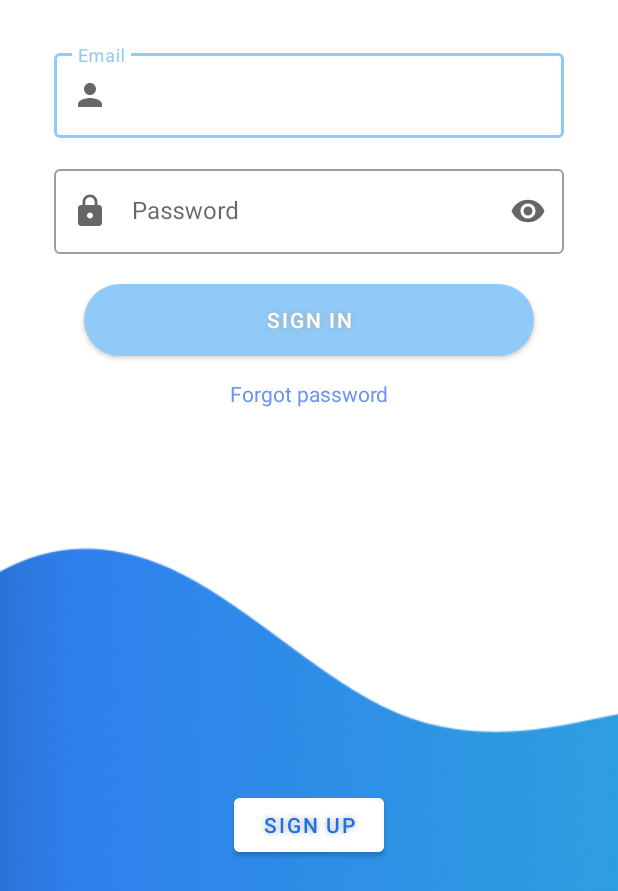
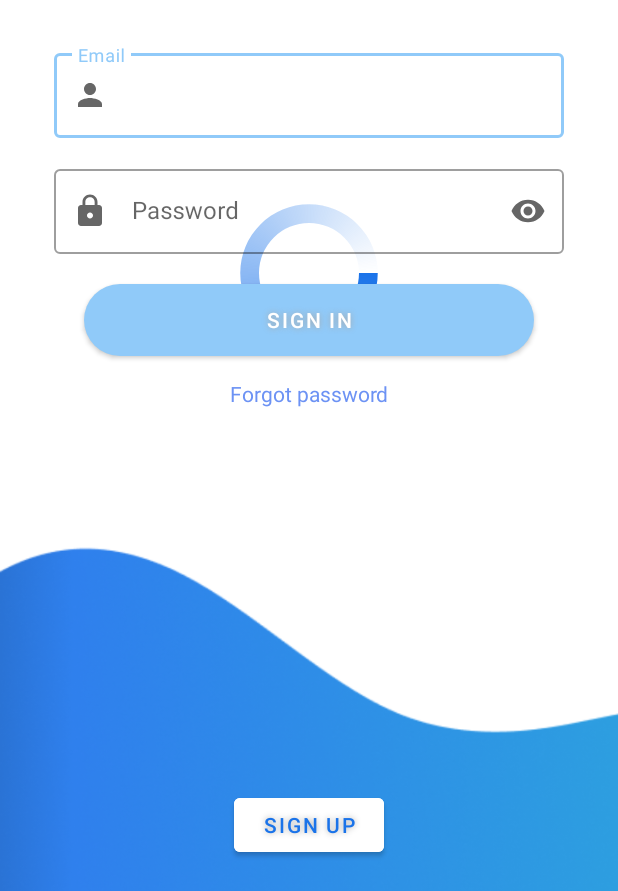
Before and after one commit to kazface/easyHire, an Android app: the layout activity_sign_in.xml on its own in the app's theme, with its tools: preview values and no code run, on a phone screen of 412 x 824 dp, the part 345-1236 px from its top. Run offline under Robolectric (Android 15) with nearby library versions, the phone set to English and light mode, and no system bars.

Commit message:
sign in & sign up

```diff
--- a/app/src/main/AndroidManifest.xml
+++ b/app/src/main/AndroidManifest.xml
@@ -15,7 +15,7 @@
             android:windowSoftInputMode="adjustResize"
             />
         <activity
-            android:name=".MainActivity"
+            android:name=".SignInActivity"
             android:exported="true">
             <intent-filter>
                 <action android:name="android.intent.action.MAIN" />
--- a/app/src/main/java/com/example/fasthire/MainActivity.kt
+++ /dev/null
@@ -1,28 +0,0 @@
-package com.example.fasthire
-
-import android.content.Intent
-import androidx.appcompat.app.AppCompatActivity
-import android.os.Bundle
-import android.widget.Button
-import com.example.fasthire.databinding.ActivityMainBinding
-
-
-class MainActivity : AppCompatActivity() {
-
-
-    override fun onCreate(savedInstanceState: Bundle?) {
-        super.onCreate(savedInstanceState)
-        setContentView(R.layout.activity_main)
-
-        var signUpButton = findViewById<Button>(R.id.signUpButton)
-
-        signUpButton.setOnClickListener {
-            startActivity( Intent(this, SignUpActivity::class.java))
-            finish()
-        }
-
-    }
-
-
-
-}
--- /dev/null
+++ b/app/src/main/res/drawable/progress_bar.xml
@@ -0,0 +1,32 @@
+<?xml version="1.0" encoding="utf-8"?>
+<rotate
+    xmlns:android="http://schemas.android.com/apk/res/android"
+    android:fromDegrees="0"
+    android:pivotX="50%"
+    android:pivotY="50%"
+    android:toDegrees="360">
+
+    <!--shape tag is used to
+        build a shape in XML-->
+    <shape
+        android:innerRadiusRatio="3"
+        android:shape="ring"
+        android:thicknessRatio="8"
+        android:useLevel="false">
+
+        <!--set the size of the shape-->
+        <size
+            android:width="76dip"
+            android:height="76dip" />
+
+        <!--set the color gradients
+            of the shape-->
+        <gradient
+            android:angle="0"
+            android:endColor="#00ffffff"
+            android:startColor="#1A73E9"
+            android:type="sweep"
+            android:useLevel="false" />
+    </shape>
+
+</rotate>
--- a/app/src/main/res/layout/activity_main.xml
+++ b/app/src/main/res/layout/activity_sign_in.xml
@@ -5,8 +5,17 @@
     android:layout_width="match_parent"
     android:layout_height="match_parent"
     android:background="@drawable/background"
-    tools:context=".MainActivity"
+    tools:context=".SignInActivity"
     >
+    <ProgressBar
+        android:id="@+id/progressBar"
+        android:layout_width="100dp"
+        android:layout_height="100dp"
+        android:layout_centerHorizontal="true"
+        android:layout_centerVertical="true"
+        android:indeterminate="true"
+        android:indeterminateDrawable="@drawable/progress_bar"
+         />
 
     <ImageView
         android:id="@+id/easyHireLogo"
```
Also changed, not shown: app/src/main/java/com/example/fasthire/SignInActivity.kt (added, +80 -0 lines), app/src/main/java/com/example/fasthire/SignUpActivity.kt (+4 -6 lines), app/src/main/res/layout/activity_sign_up.xml (+6 -3 lines).
